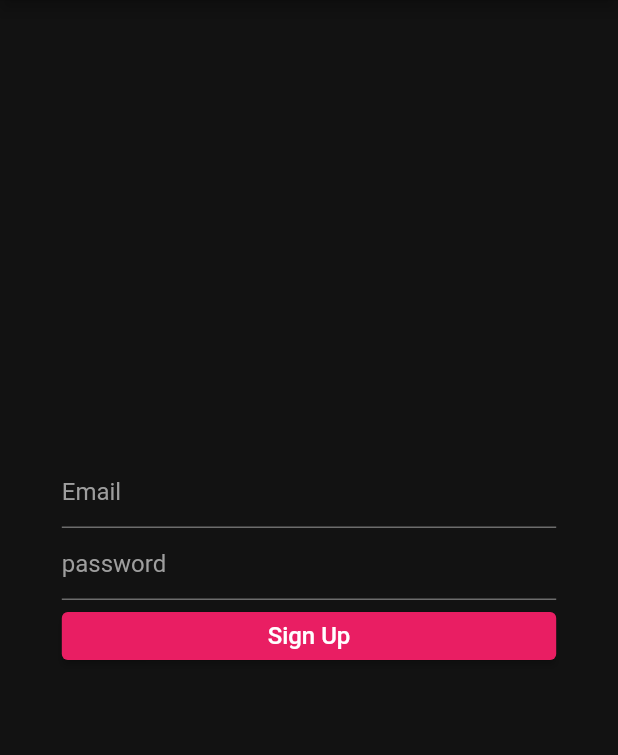
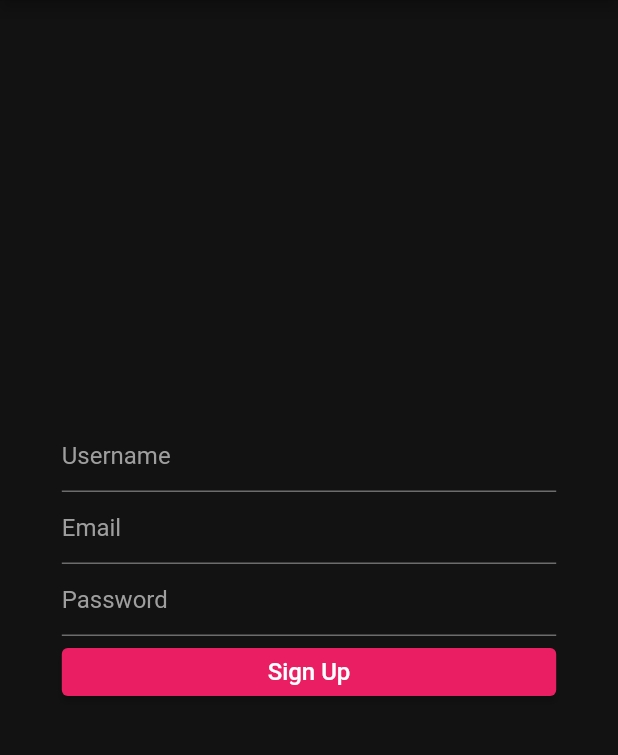
Before and after one commit to FEUP-ESOF-2020-21/open-cx-t1g3-pantufas, a Flutter app: the screen it shows after launch, after a tap on "Sign Up", on a phone screen of 412 x 824 dp, the part 84-839 px from its top. Run offline on Flutter 3.47's test engine with Material 2 defaults, Android fonts, the phone set to English and light mode, and no system bars; our stand-ins replace cloud_firestore, firebase_auth, firebase_core, google_sign_in; accounts and stored records are empty; network calls fail.

Commit message:
Update: google auth.

```diff
--- a/droneyourfood/lib/Authentication/Authentication.dart
+++ b/droneyourfood/lib/Authentication/Authentication.dart
@@ -4,17 +4,15 @@ import 'package:google_sign_in/google_sign_in.dart';
 
 import 'package:droneyourfood/main.dart';
 
-class SignIn extends StatefulWidget {
-  @override
-  _SignInState createState() => _SignInState();
-}
-
-class _SignInState extends State<SignIn> {
+abstract class AuthState<T extends StatefulWidget> extends State<T> {
   TextEditingController _emailField = TextEditingController();
   TextEditingController _passwordField = TextEditingController();
   String _error = "";
 
-  void navigateToHomeScreen(BuildContext context) {
+  List<Widget> genButtons(BuildContext context, final double fieldWidth);
+
+  void navigateToHomeScreen(context) {
+    Navigator.popUntil(context, (Route<dynamic> route) => route.isFirst);
     Navigator.pop(context);
     Navigator.push(
       context,
@@ -24,6 +22,49 @@ class _SignInState extends State<SignIn> {
     );
   }
 
+  Widget genInputField(BuildContext context, TextEditingController ctrl,
+      String txt, bool isObscure) {
+    return TextFormField(
+      style: TextStyle(color: Colors.white),
+      controller: ctrl,
+      obscureText: isObscure,
+      decoration: InputDecoration(
+        hintText: txt,
+        hintStyle: TextStyle(
+          color: Colors.grey,
+        ),
+      ),
+    );
+  }
+
+  List<Widget> genInputs(BuildContext context, final double fieldWidth) {
+    return [
+      SizedBox(
+        width: fieldWidth,
+        child: genInputField(context, _emailField, "Email", false),
+      ),
+      SizedBox(
+        width: fieldWidth,
+        child: genInputField(context, _passwordField, "Password", true),
+      ),
+    ];
+  }
+
+  Widget genError(BuildContext context) {
+    /* ERROR DISPLAYING AFTER FAILURE */
+    return Container(
+      child: Text(this._error,
+          textAlign: TextAlign.center, style: TextStyle(color: Colors.red)),
+    );
+  }
+}
+
+class SignIn extends StatefulWidget {
+  @override
+  _SignInState createState() => _SignInState();
+}
+
+class _SignInState extends AuthState<SignIn> {
   void navigateToRegisterScreen(BuildContext context) {
     Navigator.push(
       context,
@@ -31,7 +72,7 @@ class _SignInState extends State<SignIn> {
     );
   }
 
-  Future<UserCredential> signInWithGoogle() async {
+  void signInWithGoogle() async {
     // Trigger the authentication flow
     final GoogleSignInAccount googleUser = await GoogleSignIn().signIn();
 
@@ -46,7 +87,10 @@ class _SignInState extends State<SignIn> {
     );
 
     // Once signed in, return the UserCredential
-    return await FirebaseAuth.instance.signInWithCredential(credential);
+    await FirebaseAuth.instance.signInWithCredential(credential);
+
+    // fogao -> >:(
+    navigateToHomeScreen(context);
   }
 
   void login() async {
@@ -62,39 +106,7 @@ class _SignInState extends State<SignIn> {
     }
   }
 
-  List<Widget> getInputs(BuildContext context, final double fieldWidth) {
-    return [
-      SizedBox(
-        width: fieldWidth,
-        child: TextFormField(
-          style: TextStyle(color: Colors.white),
-          controller: _emailField,
-          decoration: InputDecoration(
-            hintText: "Email",
-            hintStyle: TextStyle(
-              color: Colors.grey,
-            ),
-          ),
-        ),
-      ),
-      SizedBox(
-        width: fieldWidth,
-        child: TextFormField(
-          style: TextStyle(color: Colors.white),
-          controller: _passwordField,
-          obscureText: true,
-          decoration: InputDecoration(
-            hintText: "password",
-            hintStyle: TextStyle(
-              color: Colors.grey,
-            ),
-          ),
-        ),
-      ),
-    ];
-  }
-
-  List<Widget> getButtons(BuildContext context, final double fieldWidth) {
+  List<Widget> genButtons(BuildContext context, final double fieldWidth) {
     final double fontSize = 16;
 
     return [
@@ -108,6 +120,15 @@ class _SignInState extends State<SignIn> {
         child: Text("Log in", style: TextStyle(fontSize: fontSize)),
         onPressed: login,
       ),
+      ElevatedButton(
+          style: ButtonStyle(
+            backgroundColor: MaterialStateProperty.all<Color>(Colors.red),
+            minimumSize:
+                MaterialStateProperty.all<Size>(Size(fieldWidth, fontSize * 2)),
+          ),
+          child:
+              Text("Sign In with Google", style: TextStyle(fontSize: fontSize)),
+          onPressed: signInWithGoogle),
       /* REGISTER BUTTON */
       ElevatedButton(
         style: ButtonStyle(
@@ -119,11 +140,7 @@ class _SignInState extends State<SignIn> {
           navigateToRegisterScreen(context);
         },
       ),
-      /* ERROR DISPLAYING AFTER FAILED SIGNIN */
-      Container(
-        child: Text(this._error,
-            textAlign: TextAlign.center, style: TextStyle(color: Colors.red)),
-      )
+      genError(context)
     ];
   }
 
@@ -141,7 +158,7 @@ class _SignInState extends State<SignIn> {
             child: Column(
           mainAxisAlignment: MainAxisAlignment.center,
           children:
-              getInputs(context, fieldWidth) + getButtons(context, fieldWidth),
+              genInputs(context, fieldWidth) + genButtons(context, fieldWidth),
         )));
   }
 }
@@ -151,26 +168,15 @@ class Register extends StatefulWidget {
   _RegisterState createState() => _RegisterState();
 }
 
-class _RegisterState extends State<Register> {
+class _RegisterState extends AuthState<Register> {
   TextEditingController _userNameField = TextEditingController();
-  TextEditingController _emailField = TextEditingController();
-  TextEditingController _passwordField = TextEditingController();
-  String _error = "";
-
-  void navigateToHomeScreen(context) {
-    Navigator.pop(context);
-    Navigator.push(
-      context,
-      MaterialPageRoute(
-        builder: (context) => MyHomePage(title: "Drone your food"),
-      ),
-    );
-  }
 
   void register() async {
     try {
-      await FirebaseAuth.instance.createUserWithEmailAndPassword(
-          email: _emailField.text, password: _passwordField.text);
+      UserCredential userCredential = await FirebaseAuth.instance
+          .createUserWithEmailAndPassword(
+              email: _emailField.text, password: _passwordField.text);
+      await userCredential.user.updateProfile(displayName: _userNameField.text);
       //Only works if the user signs in
       navigateToHomeScreen(context);
     } on FirebaseAuthException catch (e) {
@@ -180,39 +186,18 @@ class _RegisterState extends State<Register> {
     }
   }
 
-  List<Widget> getInputs(BuildContext context, final double fieldWidth) {
-    return [
-      SizedBox(
-        width: fieldWidth,
-        child: TextFormField(
-          style: TextStyle(color: Colors.white),
-          controller: _emailField,
-          decoration: InputDecoration(
-            hintText: "Email",
-            hintStyle: TextStyle(
-              color: Colors.grey,
-            ),
-          ),
-        ),
-      ),
-      SizedBox(
-        width: fieldWidth,
-        child: TextFormField(
-          style: TextStyle(color: Colors.white),
-          controller: _passwordField,
-          obscureText: true,
-          decoration: InputDecoration(
-            hintText: "password",
-            hintStyle: TextStyle(
-              color: Colors.grey,
-            ),
-          ),
-        ),
-      ),
-    ];
+  @override
+  List<Widget> genInputs(BuildContext context, final double fieldWidth) {
+    return <Widget>[
+          SizedBox(
+            width: fieldWidth,
+            child: genInputField(context, _userNameField, "Username", false),
+          )
+        ] +
+        super.genInputs(context, fieldWidth);
   }
 
-  List<Widget> getButtons(BuildContext context, final double fieldWidth) {
+  List<Widget> genButtons(BuildContext context, final double fieldWidth) {
     final double fontSize = 16;
 
     /*
@@ -233,11 +218,7 @@ class _RegisterState extends State<Register> {
         child: Text("Sign Up", style: TextStyle(fontSize: fontSize)),
         onPressed: register,
       ),
-      /* ERROR DISPLAYING AFTER FAILED SIGNIN */
-      Container(
-        child: Text(this._error,
-            textAlign: TextAlign.center, style: TextStyle(color: Colors.red)),
-      )
+      genError(context)
     ];
   }
 
@@ -257,7 +238,7 @@ class _RegisterState extends State<Register> {
             child: Column(
           mainAxisAlignment: MainAxisAlignment.center,
           children:
-              getInputs(context, fieldWidth) + getButtons(context, fieldWidth),
+              genInputs(context, fieldWidth) + genButtons(context, fieldWidth),
         )));
   }
 }
```
